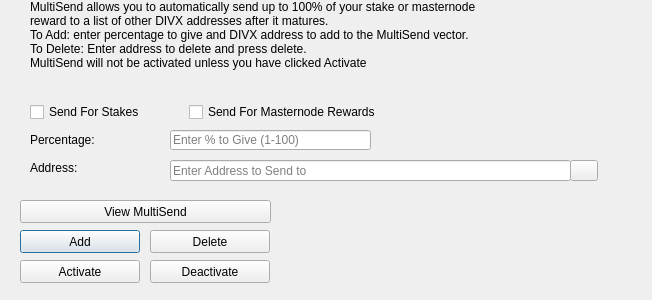
This is divi/src/qt/forms/multisenddialog.ui in DiviDomains/PrivateDivi as Qt 5 draws it before an edit. The edited form follows.
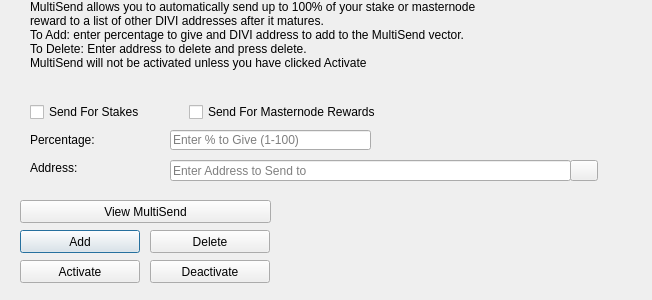
This is the edited form. Icons and pictures are not drawn.

Commit message: renamed divx to divi all text and filenames

What changed in the file:
```diff
--- a/divi/src/qt/forms/multisenddialog.ui
+++ b/divi/src/qt/forms/multisenddialog.ui
@@ -61,8 +61,8 @@
     <number>1</number>
    </property>
    <property name="text">
-    <string>MultiSend allows you to automatically send up to 100% of your stake or masternode reward to a list of other DIVX addresses after it matures.
-To Add: enter percentage to give and DIVX address to add to the MultiSend vector.
+    <string>MultiSend allows you to automatically send up to 100% of your stake or masternode reward to a list of other DIVI addresses after it matures.
+To Add: enter percentage to give and DIVI address to add to the MultiSend vector.
 To Delete: Enter address to delete and press delete.
 MultiSend will not be activated unless you have clicked Activate</string>
    </property>
```
Left out of the diff: 4 changed lines with no effect on the pictures. The commit also changes 325 other files.
